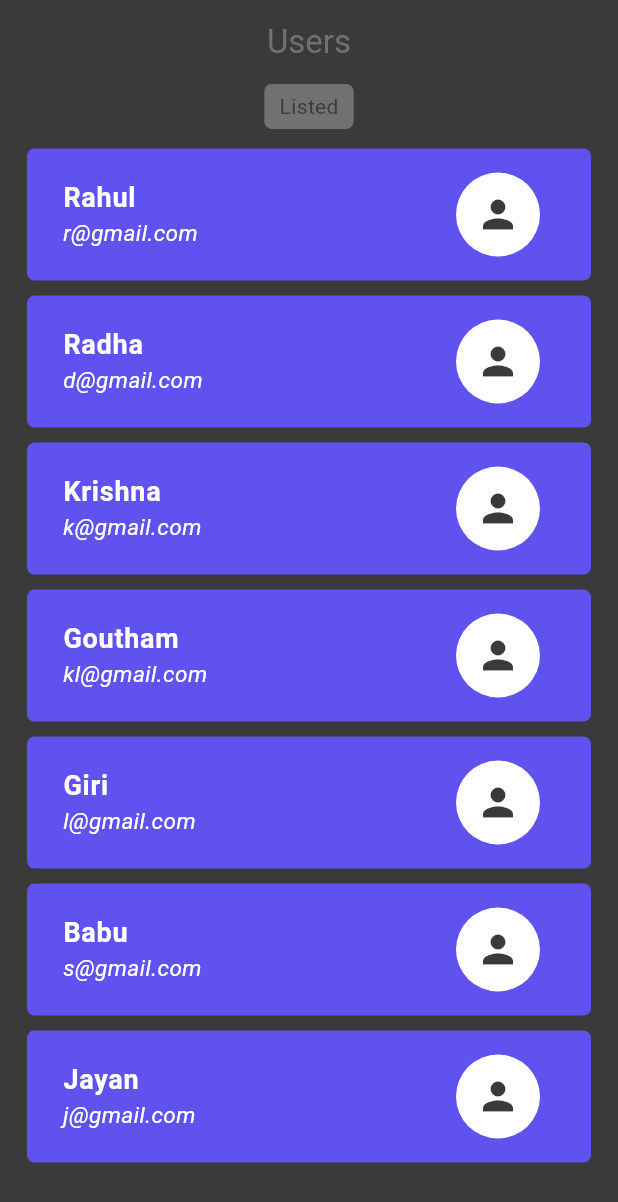
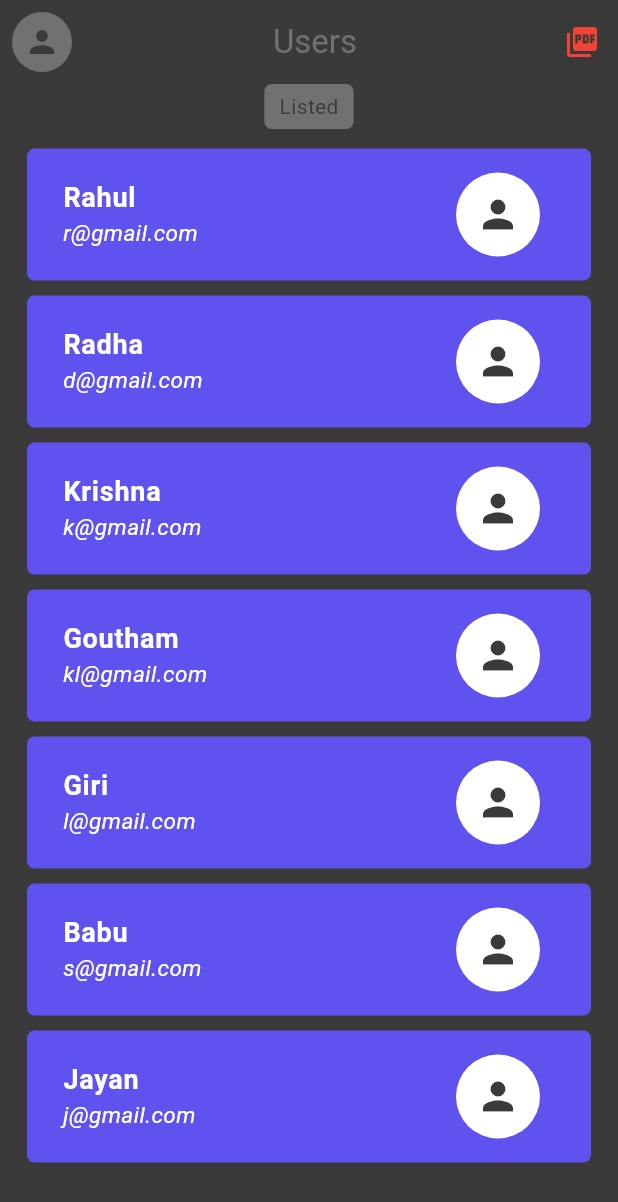
Before and after one commit to Rahulrajagopalan/to-do-app, a Flutter app: the screen it shows after launch, on a phone screen of 412 x 824 dp. Shown: the top 1202 px of the screen. Run offline on Flutter 3.47's test engine with Material 3 defaults, Android fonts, the phone set to English and light mode, and no system bars; our stand-ins replace connectivity; missing offline and left inert: syncfusion_flutter_pdfviewer.

Commit message:
first commit

```diff
--- a/lib/main.dart
+++ b/lib/main.dart
@@ -1,6 +1,7 @@
 import 'package:flutter/material.dart';
 import 'package:flutter/services.dart';
 import 'package:to_do_app/sreens/home.dart';
+import 'package:to_do_app/sreens/login.dart';
 
 void main() {
   runApp(const MyApp());
--- a/lib/sreens/home.dart
+++ b/lib/sreens/home.dart
@@ -1,35 +1,76 @@
 import 'package:flutter/material.dart';
 import 'package:to_do_app/constants/colors.dart';
 import 'package:to_do_app/sreens/fetch_users.dart';
+import 'package:to_do_app/sreens/pdf_viewer.dart';
 import 'package:to_do_app/sreens/user_details.dart';
-
-import 'net_connection.dart';
 
 class HomePage extends StatefulWidget {
   @override
-  _HomePageState createState() => _HomePageState();
+  State<HomePage> createState() => _HomePageState();
 }
 
 class _HomePageState extends State<HomePage> {
+  User user1 = User(name: "hari", age: 23, email: "ra@gmail.com");
+
   List users = [
     User(name: "Rahul", age: 20, email: "r@gmail.com"),
     User(name: "Radha", age: 21, email: "d@gmail.com"),
     User(name: "Krishna", age: 15, email: "k@gmail.com"),
     User(name: "Goutham", age: 30, email: "kl@gmail.com"),
     User(name: "Giri", age: 26, email: "l@gmail.com"),
-    User(name: "Babu", age: 13, email: "s@gmail.com"),
+    User(name: "Babu", age: 173, email: "s@gmail.com"),
     User(name: "Jayan", age: 31, email: "j@gmail.com"),
   ];
+
+  printUser(){
+    print(user1.toJson());
+  }
 
   @override
   Widget build(BuildContext context) {
     return Scaffold(
       appBar: AppBar(
-        bottom: PreferredSize(preferredSize: Size(0, 30), child: Container(decoration: BoxDecoration(color: CustomColors.luGrey, borderRadius: BorderRadius.circular(5)),child: Padding(
-          padding: const EdgeInsets.symmetric(horizontal: 10.0, vertical: 5),
-          child: Text("Listed", style: TextStyle(color: CustomColors.luBlack),),
-        ),)),
-        title: Center(child: Text('Users', style: TextStyle(color: CustomColors.luGrey),)),
+        leading: Padding(
+          padding: const EdgeInsets.all(8.0),
+          child: CircleAvatar(
+            backgroundColor: CustomColors.luGrey,
+            child: Icon(
+              Icons.person,
+              color: CustomColors.luBlack,
+            ),
+          ),
+        ),
+        bottom: PreferredSize(
+            preferredSize: Size(0, 30),
+            child: Container(
+              decoration: BoxDecoration(
+                  color: CustomColors.luGrey,
+                  borderRadius: BorderRadius.circular(5)),
+              child: Padding(
+                padding:
+                    const EdgeInsets.symmetric(horizontal: 10.0, vertical: 5),
+                child: Text(
+                  "Listed",
+                  style: TextStyle(color: CustomColors.luBlack),
+                ),
+              ),
+            )),
+        title: Center(
+            child: Text(
+          'Users',
+          style: TextStyle(color: CustomColors.luGrey),
+        )),
+        actions: [
+          IconButton(
+              onPressed: () {
+                printUser();
+                Navigator.push(context, MaterialPageRoute(builder: (context)=> const PDFViewer()));
+              },
+              icon: Icon(
+                Icons.picture_as_pdf,
+                color: Colors.red,
+              ))
+        ],
         backgroundColor: CustomColors.luBlack,
       ),
       body: Container(
@@ -72,7 +113,12 @@ class _HomePageState extends State<HomePage> {
                       ),
                     ),
                     onTap: () {
-                      Navigator.push(context, MaterialPageRoute(builder: (context) => UserDetails(user: users[index])));
+                      // print(user1.toJson());
+                      Navigator.push(
+                          context,
+                          MaterialPageRoute(
+                              builder: (context) =>
+                                  UserDetails(user: users[index])));
                     },
                   ),
                 ),
--- a/pubspec.yaml
+++ b/pubspec.yaml
@@ -37,6 +37,7 @@ dependencies:
   # The following adds the Cupertino Icons font to your application.
   # Use with the CupertinoIcons class for iOS style icons.
   cupertino_icons: ^1.0.2
+  syncfusion_flutter_pdfviewer: ^21.2.10
 
 dev_dependencies:
   flutter_test:
```
Also changed, not shown: lib/sreens/fetch_users.dart (+8 -2 lines), lib/sreens/login.dart (+56 -0 lines), lib/sreens/pdf_viewer.dart (+20 -0 lines), pubspec.lock, 5 other files.
